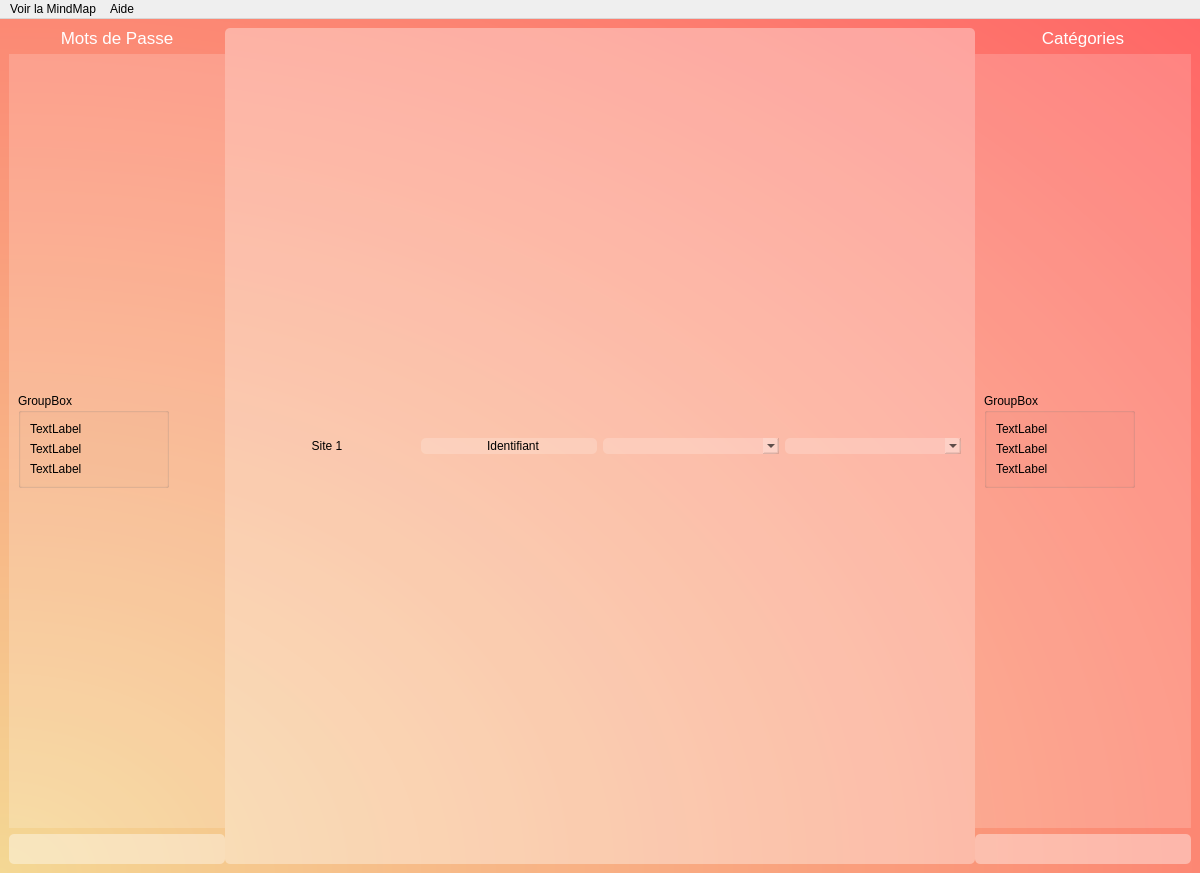
Before: the Qt Designer form Interface_graphique/PyQt/UI/fenetreGestion_test.ui in MindPass/Code, drawn with Qt 5.
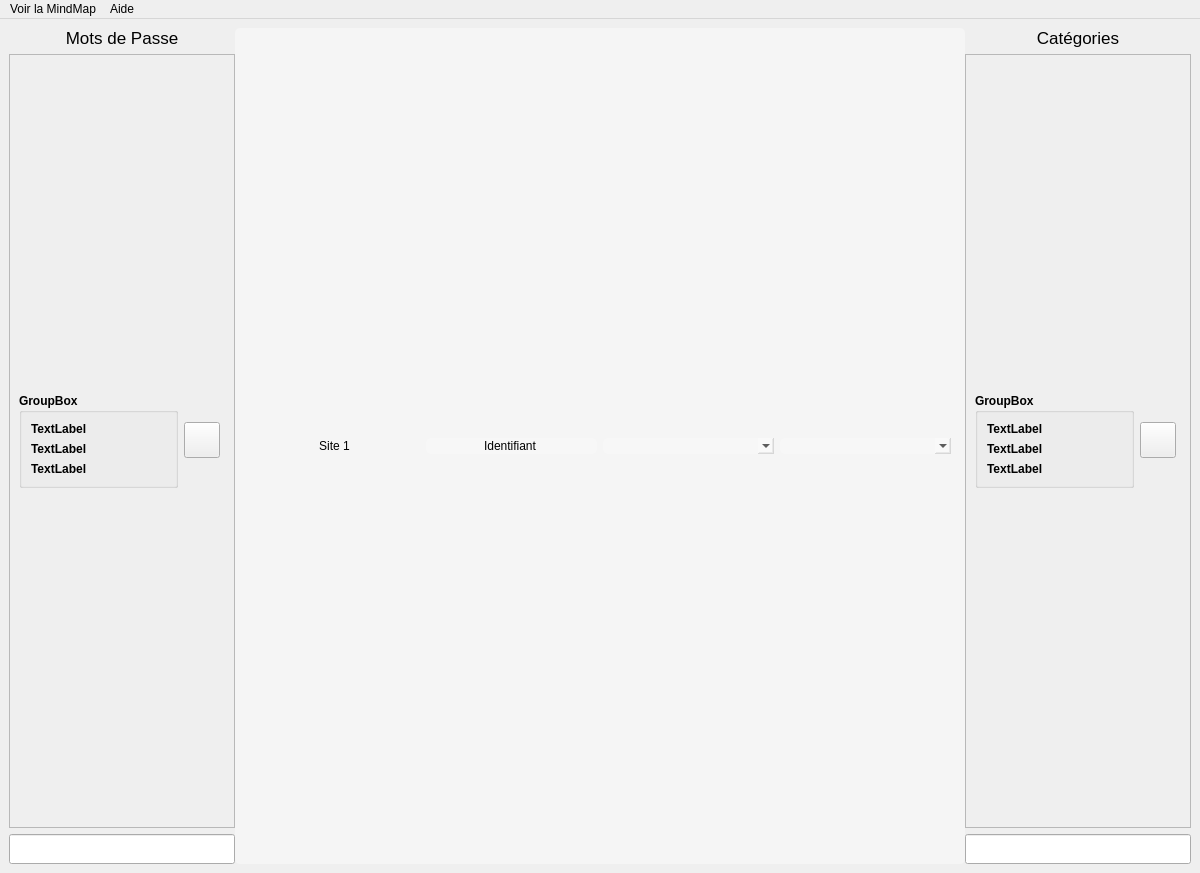
After: the same form once the commit is applied. Icons and pictures are not drawn.

Commit message: fenêtreGestion_test design GroupBox + croix

Patch:
```diff
--- a/Interface_graphique/PyQt/UI/fenetreGestion_test.ui
+++ b/Interface_graphique/PyQt/UI/fenetreGestion_test.ui
@@ -69,6 +69,26 @@
 
 #scrollAreaWidgetContents_cat, #scrollAreaWidgetContents_pwd {
 	background : rgba(255,255,255,44);
+}
+
+QGroupBox {
+    background-color: qlineargradient(x1: 0, y1: 0, x2: 0, y2: 1,
+                                      stop: 0 transparent, stop: 1 rgba(117,117,117,22));
+    border: 2px solid gray;
+    border-radius: 10px;
+    margin-top: 2.5ex; /* leave space at the top for the title */
+}
+
+QGroupBox::title {
+    subcontrol-origin: margin;
+    subcontrol-position: top center; /* position at the top center */
+    padding: 0 10px;
+	color: #757575;
+	font-weight: bold;
+}
+
+QGroupBox &gt; QLabel {
+	color: rgba(255,255,255,200);
 }</string>
   </property>
   <widget class="QWidget" name="corps_gestion">
@@ -135,6 +155,12 @@
              <layout class="QHBoxLayout" name="ligne_pwd">
               <item>
                <widget class="QGroupBox" name="groupBox">
+                <property name="font">
+                 <font>
+                  <weight>75</weight>
+                  <bold>true</bold>
+                 </font>
+                </property>
                 <property name="title">
                  <string>GroupBox</string>
                 </property>
@@ -350,6 +376,12 @@
              <layout class="QHBoxLayout" name="ligne_categorie">
               <item>
                <widget class="QGroupBox" name="groupBox_2">
+                <property name="font">
+                 <font>
+                  <weight>75</weight>
+                  <bold>true</bold>
+                 </font>
+                </property>
                 <property name="title">
                  <string>GroupBox</string>
                 </property>
```
The commit also changes 3 other files.
